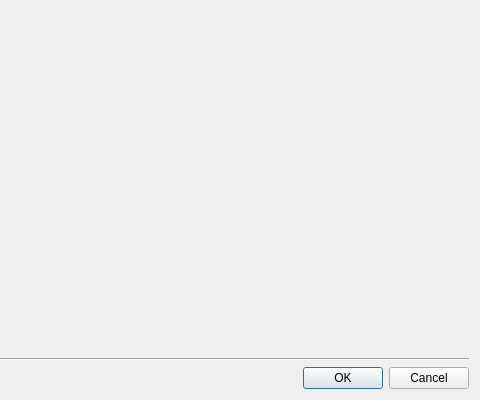
Qt form client/libclient/src/ui/dialogs/resource_selection_dialog.ui (networkoptix/nx_open) before a commit; both pictures show x 354 to 834 and y 0 to 400 of the 834 by 400 pixel window.
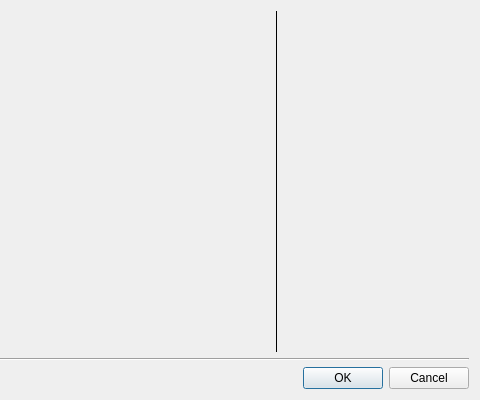
The same form after that commit. Custom widgets are drawn as their Qt base class.

Commit message:
Resource selection dialog visual improvements.
<==== Mercurial data ====>
Branch: dev_3.0.0_gui

The edit to the form file:
```diff
--- a/client/libclient/src/ui/dialogs/resource_selection_dialog.ui
+++ b/client/libclient/src/ui/dialogs/resource_selection_dialog.ui
@@ -19,12 +19,40 @@
   <property name="windowTitle">
    <string/>
   </property>
-  <layout class="QVBoxLayout" name="verticalLayout_2">
+  <layout class="QVBoxLayout" name="verticalLayout_3">
    <item>
     <widget class="QWidget" name="widget" native="true">
-     <layout class="QHBoxLayout" name="horizontalLayout" stretch="1,0">
+     <layout class="QHBoxLayout" name="horizontalLayout">
+      <property name="spacing">
+       <number>0</number>
+      </property>
+      <property name="leftMargin">
+       <number>0</number>
+      </property>
+      <property name="topMargin">
+       <number>0</number>
+      </property>
+      <property name="rightMargin">
+       <number>0</number>
+      </property>
+      <property name="bottomMargin">
+       <number>0</number>
+      </property>
       <item>
-       <layout class="QVBoxLayout" name="resourcesLayout" stretch="1,0">
+       <widget class="QWidget" name="treeWidget" native="true">
+        <layout class="QVBoxLayout" name="resourcesLayout">
+         <property name="leftMargin">
+          <number>16</number>
+         </property>
+         <property name="topMargin">
+          <number>16</number>
+         </property>
+         <property name="rightMargin">
+          <number>0</number>
+         </property>
+         <property name="bottomMargin">
+          <number>16</number>
+         </property>
         <item>
          <widget class="QnResourceTreeWidget" name="resourcesWidget" native="true"/>
         </item>
@@ -53,71 +81,39 @@
          </widget>
         </item>
        </layout>
+       </widget>
       </item>
       <item>
-       <widget class="QWidget" name="detailsWidget" native="true">
-        <layout class="QVBoxLayout" name="verticalLayout" stretch="0,0,0,0">
-         <item>
-          <spacer name="verticalSpacer_2">
-           <property name="orientation">
-            <enum>Qt::Vertical</enum>
-           </property>
-           <property name="sizeHint" stdset="0">
+       <widget class="Line" name="verticalLine">
+        <property name="maximumSize">
             <size>
-             <width>20</width>
-             <height>40</height>
-            </size>
-           </property>
-          </spacer>
+          <width>1</width>
+          <height>16777215</height>
+         </size>
+        </property>
+        <property name="frameShadow">
+         <enum>QFrame::Plain</enum>
+        </property>
+        <property name="orientation">
+         <enum>Qt::Vertical</enum>
+        </property>
+       </widget>
          </item>
          <item>
-          <widget class="QnResourcePreviewWidget" name="previewWidget" native="true"/>
-         </item>
-         <item>
-          <widget class="QLabel" name="detailsLabel">
-           <property name="sizePolicy">
-            <sizepolicy hsizetype="Fixed" vsizetype="Preferred">
-             <horstretch>0</horstretch>
-             <verstretch>0</verstretch>
-            </sizepolicy>
-           </property>
+       <widget class="QnResourceDetailsWidget" name="detailsWidget" native="true">
            <property name="minimumSize">
             <size>
-             <width>300</width>
+          <width>192</width>
              <height>0</height>
             </size>
            </property>
            <property name="maximumSize">
             <size>
-             <width>300</width>
+          <width>192</width>
              <height>16777215</height>
             </size>
            </property>
-           <property name="text">
-            <string/>
-           </property>
-           <property name="alignment">
-            <set>Qt::AlignBottom|Qt::AlignHCenter</set>
-           </property>
-           <property name="wordWrap">
-            <bool>true</bool>
-           </property>
-          </widget>
-         </item>
-         <item>
-          <spacer name="verticalSpacer">
-           <property name="orientation">
-            <enum>Qt::Vertical</enum>
-           </property>
-           <property name="sizeHint" stdset="0">
-            <size>
-             <width>20</width>
-             <height>40</height>
-            </size>
-           </property>
-          </spacer>
-         </item>
-        </layout>
+        <layout class="QVBoxLayout" name="verticalLayout"/>
        </widget>
       </item>
      </layout>
@@ -150,9 +146,9 @@
    <container>1</container>
   </customwidget>
   <customwidget>
-   <class>QnResourcePreviewWidget</class>
+   <class>QnResourceDetailsWidget</class>
    <extends>QWidget</extends>
-   <header location="global">ui/widgets/resource_preview_widget.h</header>
+   <header location="global">ui/widgets/resource_details_widget.h</header>
    <container>1</container>
   </customwidget>
  </customwidgets>
```
Lines whose indentation alone changed are shown as unchanged. The commit also changes 4 other files.
